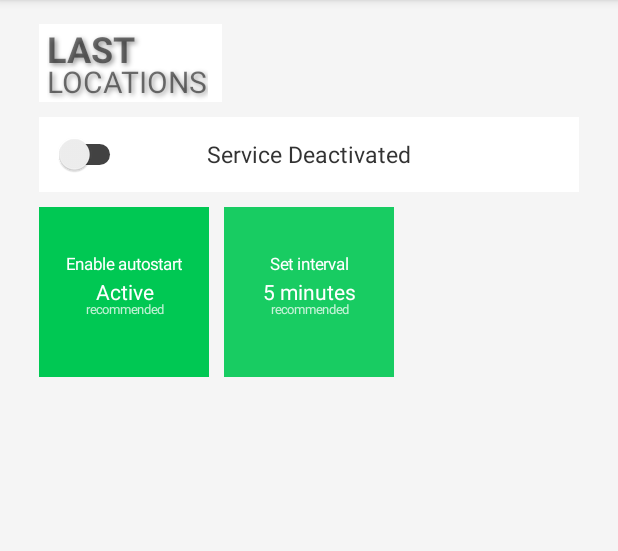
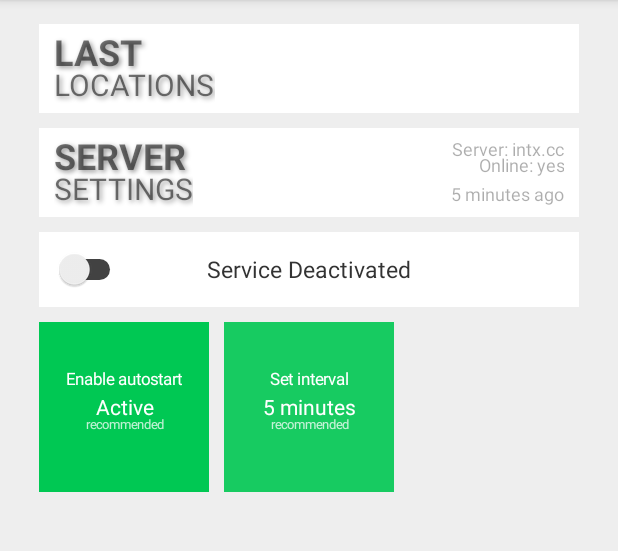
Before and after one commit to intxcc/OwnTrack, an Android app: the screen it shows after launch (MainActivity), on a phone screen of 412 x 824 dp, the part 84-635 px from its top. Run offline under Robolectric (Android 15) with nearby library versions, the phone set to English and light mode, and no system bars; 3 statements that could not run were skipped.

Commit message:
Don't animate width of lastlocation view. Added blank serversettings

```diff
--- a/app/src/main/java/cc/intx/owntrack/MainActivity.java
+++ b/app/src/main/java/cc/intx/owntrack/MainActivity.java
@@ -189,8 +189,6 @@ public class MainActivity extends AppCompatActivity {
                  */
                 if ((right - left) != (oldRight - oldLeft)) {
                     switchOverlayRebuild();
-                    statusClass.onHeadClick();
-                    statusClass.onHeadClick();
                 }
             }
         });
--- a/app/src/main/java/cc/intx/owntrack/StatusClass.java
+++ b/app/src/main/java/cc/intx/owntrack/StatusClass.java
@@ -1,6 +1,5 @@
 package cc.intx.owntrack;
 
-import android.animation.ObjectAnimator;
 import android.app.Activity;
 import android.util.Log;
 import android.view.View;
@@ -107,9 +106,7 @@ public class StatusClass {
         }
     }
 
-    private ObjectAnimator objectWidthAnimator;
     private int targetLastLocationDetailsHeight = 0;
-    private int closedLastLocationDetailsWidth = 0;
     private boolean extended = false;
     public void onHeadClick() {
         if (targetLastLocationDetailsHeight == 0) {
@@ -118,19 +115,11 @@ public class StatusClass {
         }
 
         if (!extended) {
-            if (closedLastLocationDetailsWidth == 0 || !objectWidthAnimator.isRunning()) {
-                closedLastLocationDetailsWidth = statusGrid.getMeasuredWidth();
-            }
-
-            objectWidthAnimator = new ObjectAnimator();
-            objectWidthAnimator = ObjectAnimator.ofInt(statusGrid, "MinimumWidth", closedLastLocationDetailsWidth, activity.findViewById(R.id.layoutGrid_overlay).getMeasuredWidth());
-            objectWidthAnimator.setDuration(extendingSpeed);
-
             Animation animation = new ShowAnimation(lastLocationDetails, targetLastLocationDetailsHeight, false);
             animation.setDuration(Math.round(extendingSpeed * 0.75));
 
+            lastLocationDetails.clearAnimation();
             lastLocationDetails.startAnimation(animation);
-            objectWidthAnimator.start();
 
             lastLocationToSendTextView.animate().alpha(0.6f).setDuration(extendingSpeed);
             mapOverlay.animate().alpha(1f).setDuration(extendingSpeed);
@@ -140,8 +129,8 @@ public class StatusClass {
             Animation animation = new ShowAnimation(lastLocationDetails, targetLastLocationDetailsHeight, true);
             animation.setDuration(Math.round(extendingSpeed * 0.75));
 
+            lastLocationDetails.clearAnimation();
             lastLocationDetails.startAnimation(animation);
-            objectWidthAnimator.reverse();
 
             lastLocationToSendTextView.animate().alpha(0f).setDuration(extendingSpeed);
             mapOverlay.animate().alpha(0f).setDuration(extendingSpeed);
--- a/app/src/main/res/layout/content_main.xml
+++ b/app/src/main/res/layout/content_main.xml
@@ -8,7 +8,7 @@
     android:paddingTop="@dimen/activity_vertical_margin"
     android:paddingLeft="@dimen/activity_horizontal_margin"
     android:paddingRight="@dimen/activity_horizontal_margin"
-    android:background="#f5f5f5"
+    android:background="#eee"
     app:layout_behavior="@string/appbar_scrolling_view_behavior"
     tools:context="cc.intx.owntrack.MainActivity"
     tools:showIn="@layout/activity_main">
@@ -19,14 +19,18 @@
 
         <GridLayout
             android:layout_height="wrap_content"
-            android:layout_width="wrap_content"
+            android:layout_width="match_parent"
             android:background="#fff"
-            android:paddingLeft="5dp"
-            android:paddingStart="5dp"
-            android:paddingRight="5dp"
-            android:paddingEnd="5dp"
+            android:paddingLeft="10dp"
+            android:paddingStart="10dp"
+            android:paddingRight="10dp"
+            android:paddingEnd="10dp"
+            android:paddingTop="2dp"
+            android:paddingBottom="5dp"
             android:layout_marginLeft="10dp"
             android:layout_marginStart="10dp"
+            android:layout_marginRight="10dp"
+            android:layout_marginEnd="10dp"
             android:id="@+id/statusGrid">
 
             <FrameLayout
@@ -179,6 +183,89 @@
 
         </GridLayout>
 
+        <GridLayout
+            android:layout_height="wrap_content"
+            android:layout_width="match_parent"
+            android:background="#fff"
+            android:paddingLeft="10dp"
+            android:paddingStart="10dp"
+            android:paddingRight="10dp"
+            android:paddingEnd="10dp"
+            android:paddingTop="2dp"
+            android:paddingBottom="5dp"
+            android:layout_marginLeft="10dp"
+            android:layout_marginStart="10dp"
+            android:layout_marginTop="10dp"
+            android:layout_marginRight="10dp"
+            android:layout_marginEnd="10dp"
+            android:id="@+id/serverSettingsGrid">
+
+            <TextView
+                android:alpha="0.6"
+                android:layout_row="0"
+                android:layout_marginTop="3dp"
+                android:layout_column="1"
+                android:textSize="12sp"
+                android:layout_columnSpan="2"
+                android:layout_gravity="fill"
+                android:text="Server: intx.cc"
+                android:gravity="center_vertical|end" />
+
+            <TextView
+                android:alpha="0.6"
+                android:layout_row="1"
+                android:layout_marginTop="-8dp"
+                android:textSize="12sp"
+                android:layout_column="1"
+                android:layout_gravity="fill"
+                android:layout_columnSpan="2"
+                android:text="Online: yes"
+                android:gravity="center_vertical|end" />
+
+            <TextView
+                android:alpha="0.6"
+                android:layout_row="2"
+                android:layout_marginTop="-6dp"
+                android:paddingBottom="2dp"
+                android:textSize="12sp"
+                android:layout_column="2"
+                android:layout_gravity="fill"
+                android:text="5 minutes ago"
+                android:gravity="bottom|end" />
+
+            <TextView
+                android:layout_row="0"
+                android:layout_column="0"
+                android:text="Server"
+                android:layout_rowSpan="2"
+                android:textSize="24sp"
+                android:textStyle="bold"
+                android:shadowRadius="4"
+                android:shadowDx="2"
+                android:shadowDy="2"
+                android:shadowColor="#999"
+                android:paddingRight="10dp"
+                android:paddingEnd="10dp"
+                android:layout_columnSpan="1"
+                android:id="@+id/serverSettingsHead1"
+                android:textAllCaps="true" />
+
+            <TextView
+                android:layout_row="2"
+                android:layout_column="0"
+                android:layout_columnSpan="2"
+                android:shadowColor="#999"
+                android:shadowRadius="4"
+                android:shadowDx="2"
+                android:shadowDy="2"
+                android:text="Settings"
+                android:textSize="20sp"
+                android:layout_marginTop="-8dp"
+                android:id="@+id/serverSettingsHead2"
+                android:textAllCaps="true" />
+
+        </GridLayout>
+
         <LinearLayout
             android:orientation="vertical"
             android:layout_width="match_parent"
```
